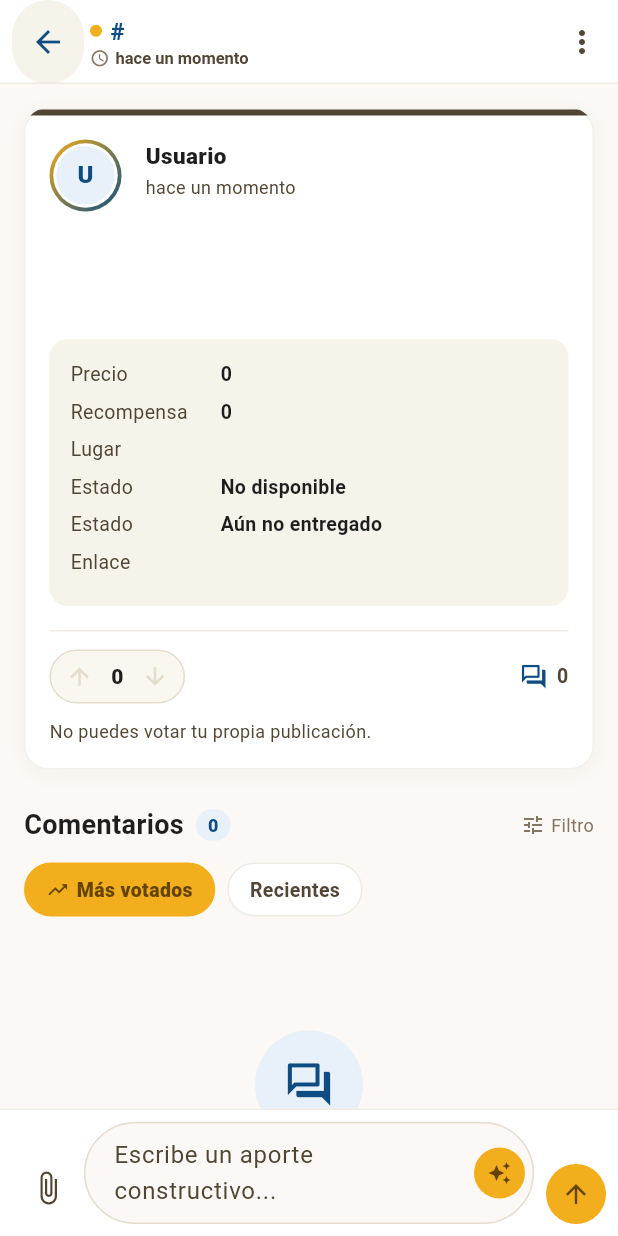
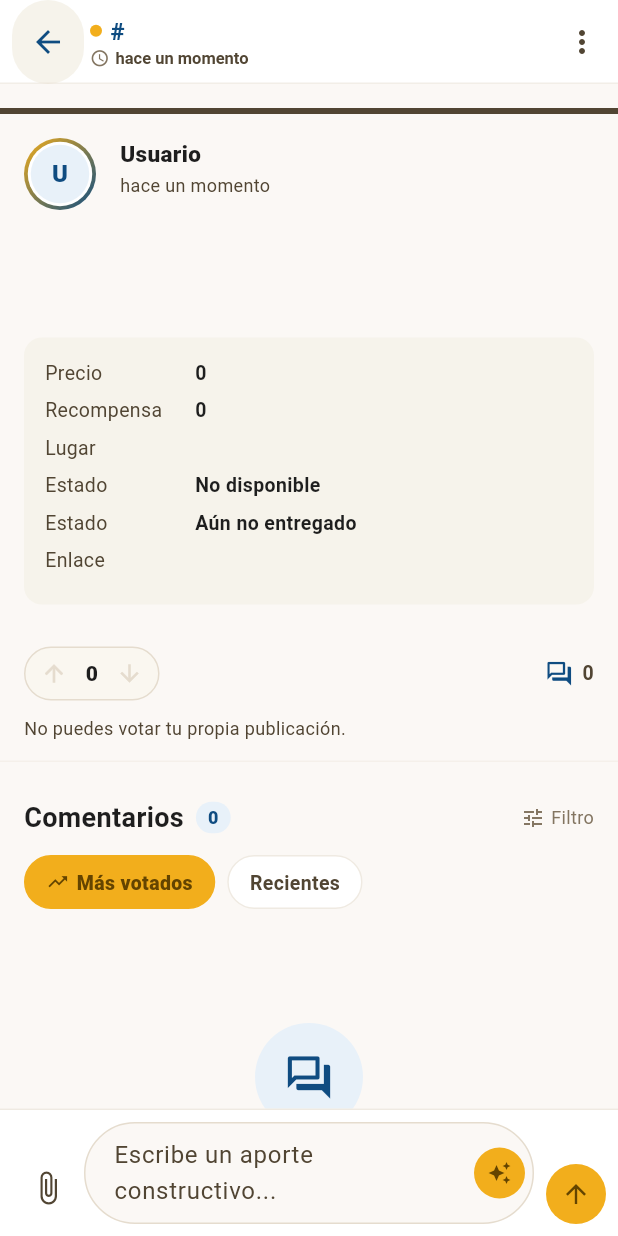
Before and after one commit to TheCristian2003/uniforum, a Flutter app: the PublicacionDetalleScreen screen opened directly with empty values, on a phone screen of 412 x 824 dp. Run offline on Flutter 3.47's test engine with Material 3 defaults, Android fonts, the phone set to English and light mode, and no system bars; our stand-ins replace file_picker, flutter_dotenv, flutter_riverpod, image_picker, shared_preferences, supabase_flutter; missing offline and left inert: record; accounts and stored records are empty.

Commit message:
style(publicaciones): ampliar imagenes y unificar detalle a ancho completo
Las imagenes de una publicacion o comentario usan el ancho disponible con altura proporcional. El detalle y los comentarios abandonan el estilo de tarjeta y se separan con lineas sutiles, manteniendo resaltada la solucion marcada.

```diff
--- a/lib/features/publicaciones/presentation/publicacion_detalle_screen.dart
+++ b/lib/features/publicaciones/presentation/publicacion_detalle_screen.dart
@@ -561,7 +561,7 @@ class _PublicacionDetalleScreenState
           },
           child: ListView(
             physics: const AlwaysScrollableScrollPhysics(),
-            padding: const EdgeInsets.fromLTRB(16, 16, 16, 16),
+            padding: const EdgeInsets.only(top: 16, bottom: 24),
             children: [
               _TarjetaPublicacion(
                 publicacion: publicacion,
@@ -581,17 +581,23 @@ class _PublicacionDetalleScreenState
                       ),
               ),
               const SizedBox(height: 24),
-              _EncabezadoComentarios(
-                total: totalComentarios,
-                orden: _orden,
-                onCambiarOrden: (orden) => setState(() => _orden = orden),
+              Padding(
+                padding: const EdgeInsets.symmetric(horizontal: 16),
+                child: _EncabezadoComentarios(
+                  total: totalComentarios,
+                  orden: _orden,
+                  onCambiarOrden: (orden) => setState(() => _orden = orden),
+                ),
               ),
               const SizedBox(height: 12),
               comentarios.when(
                 data: (items) {
                   if (items.isEmpty) {
                     return const Padding(
-                      padding: EdgeInsets.symmetric(vertical: 40),
+                      padding: EdgeInsets.symmetric(
+                        horizontal: 16,
+                        vertical: 40,
+                      ),
                       child: EmptyView(
                         icono: Icons.forum_outlined,
                         titulo: 'Aún no hay comentarios',
@@ -645,11 +651,14 @@ class _PublicacionDetalleScreenState
                   );
                 },
                 loading: () => const Padding(
-                  padding: EdgeInsets.symmetric(vertical: 40),
+                  padding: EdgeInsets.symmetric(horizontal: 16, vertical: 40),
                   child: LoadingView(mensaje: 'Cargando comentarios…'),
                 ),
                 error: (_, _) => Padding(
-                  padding: const EdgeInsets.symmetric(vertical: 32),
+                  padding: const EdgeInsets.symmetric(
+                    horizontal: 16,
+                    vertical: 32,
+                  ),
                   child: ErrorView(
                     mensaje: 'No se pudieron cargar los comentarios.',
                     onReintentar: () => ref.invalidate(
@@ -715,28 +724,20 @@ class _TarjetaPublicacion extends StatelessWidget {
       if (publicacion.tipoNombre != null) publicacion.tipoNombre!,
     ].join(' • ');
 
-    return Container(
+    return DecoratedBox(
       decoration: BoxDecoration(
-        color: context.colors.surfaceContainerLowest,
-        borderRadius: BorderRadius.circular(16),
-        border: Border.all(
-          color: context.colors.outlineVariant.withValues(alpha: 0.45),
+        border: Border(
+          bottom: BorderSide(
+            color: context.colors.outlineVariant.withValues(alpha: 0.28),
+          ),
         ),
-        boxShadow: [
-          BoxShadow(
-            color: context.colors.outline.withValues(alpha: 0.06),
-            blurRadius: 10,
-            offset: const Offset(0, 2),
-          ),
-        ],
-      ),
-      clipBehavior: Clip.antiAlias,
+      ),
       child: Column(
         crossAxisAlignment: CrossAxisAlignment.stretch,
         children: [
           Container(height: 4, color: tipo.color),
           Padding(
-            padding: const EdgeInsets.all(16),
+            padding: const EdgeInsets.fromLTRB(16, 16, 16, 14),
             child: Column(
               crossAxisAlignment: CrossAxisAlignment.start,
               children: [
@@ -836,15 +837,8 @@ class _TarjetaPublicacion extends StatelessWidget {
                   _DetalleMetadatos(metadatos: publicacion.metadatos),
                 ],
                 const SizedBox(height: 16),
-                Container(
+                Padding(
                   padding: const EdgeInsets.only(top: 12),
-                  decoration: BoxDecoration(
-                    border: Border(
-                      top: BorderSide(
-                        color: context.colors.outlineVariant.withValues(alpha: 0.5),
-                      ),
-                    ),
-                  ),
                   child: Row(
                     children: [
                       ControlVoto(
@@ -1127,16 +1121,18 @@ class _ComentarioTile extends StatelessWidget {
     final alias = comentario.autorAlias ?? 'Usuario';
 
     return Container(
-      margin: const EdgeInsets.only(bottom: 12),
-      padding: const EdgeInsets.all(14),
+      padding: const EdgeInsets.fromLTRB(16, 14, 16, 14),
       decoration: BoxDecoration(
-        color: context.colors.surfaceContainerLowest,
-        borderRadius: BorderRadius.circular(14),
-        border: Border.all(
-          color: comentario.esSolucion
-              ? context.colors.ugAguaMarina
-              : context.colors.outlineVariant.withValues(alpha: 0.4),
-          width: comentario.esSolucion ? 2 : 1,
+        color: comentario.esSolucion
+            ? context.colors.ugAguaMarina.withValues(alpha: 0.06)
+            : null,
+        border: Border(
+          left: comentario.esSolucion
+              ? BorderSide(color: context.colors.ugAguaMarina, width: 3)
+              : BorderSide.none,
+          bottom: BorderSide(
+            color: context.colors.outlineVariant.withValues(alpha: 0.28),
+          ),
         ),
       ),
       child: Column(
```
Also changed, not shown: lib/features/publicaciones/presentation/widgets/imagenes_adjuntas.dart (+17 -4 lines), 1 other file.
